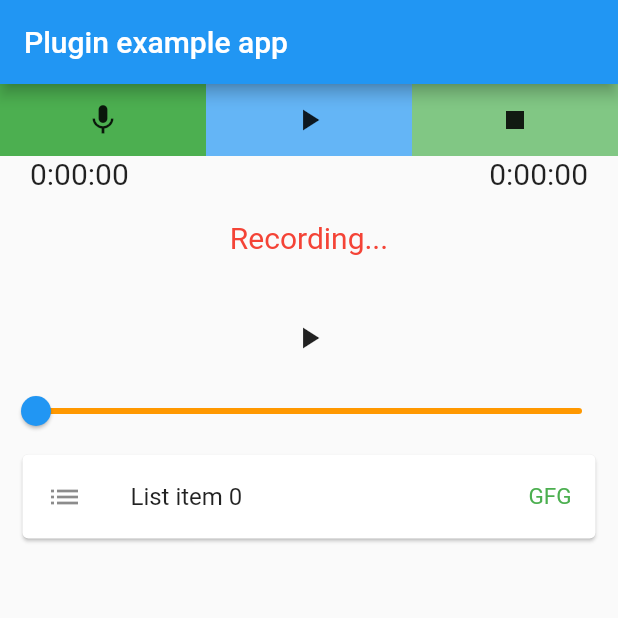
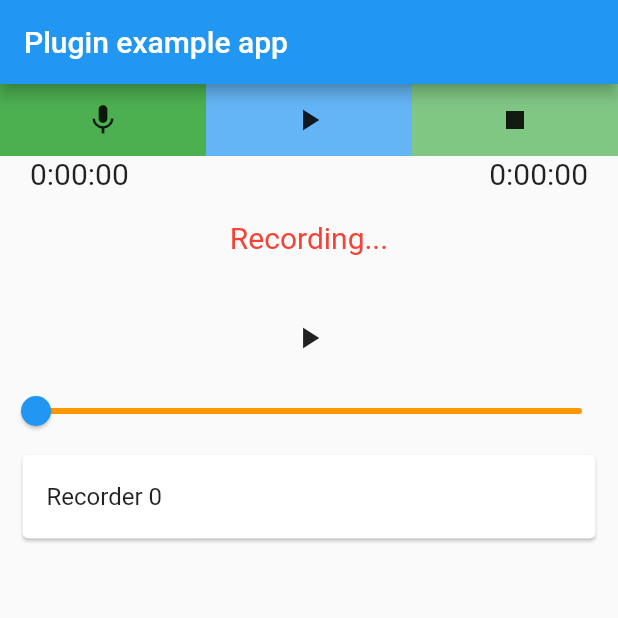
Before and after one commit to ManiVelArasu/audio, a Flutter app: the screen it shows after launch, after a tap on the "mic" icon, on a phone screen of 412 x 824 dp, the top half of it. Run offline on Flutter 3.47's test engine with Material 2 defaults, Android fonts, the phone set to English and light mode, and no system bars; our stand-ins replace audioplayers, permission_handler, shared_preferences; missing offline and left inert: record_mp3.

Commit message:
newcommited changes//06-05-2022

```diff
--- a/lib/Screen/audio.dart
+++ b/lib/Screen/audio.dart
@@ -91,13 +91,13 @@ class _HomepageState extends State<Homepage> {
                     child: Center(child: Icon(Icons.mic)),
                   ),
                   onTap: () async {
-                    if (played == false) {
+                    if (played==false&&isplaying!=true) {
                       setState(() {
                         played = true;
                         x = Colors.green;
                       });
                       startRecord();
-                    } else if (played == true) {
+                    } else if (played==true) {
                       stopRecord();
                       setState(() {
                         played = false;
@@ -229,7 +229,7 @@ class _HomepageState extends State<Homepage> {
 
   Widget list() {
     return Container(
-      height: 400,
+      height: 430,
       child: ListView.builder(
           itemCount: audioplayerss.length,
           itemBuilder: (BuildContext context, int index) {
@@ -245,19 +245,14 @@ class _HomepageState extends State<Homepage> {
                   margin:
                       const EdgeInsets.symmetric(horizontal: 15, vertical: 5),
                     child: ListTile(
-                      leading: const Icon(Icons.list),
-                      trailing: const Text(
-                        "GFG",
-                        style: TextStyle(color: Colors.green, fontSize: 15),
-                      ),
                       title: InkWell(
-                        child: Text("List item $index"),
+                        child: Text("Recorder ${index}"),
                       ),
                       onTap: () {
                         print("12345678098765432${index}");
                         print("12345678098765432${isplaying}");
                         print("12345678098765432bbbbbbb${ispaused}");
-                       if(isplaying==false&&ispaused==false && index!=player){
+                       if(isplaying==false&&ispaused==false && index!=player && played!=true){
                          setState(() {
                            print("123432423");
                            print("123432423");
@@ -265,6 +260,13 @@ class _HomepageState extends State<Homepage> {
                          });
                          play();
                        }
+                        else if(played==true){
+                          setState(() {
+                            print("123432423");
+                            print("123432423");
+                            player=index;
+                          });
+                        }
                        else {
                          setState(() {
                            print("aaaaaaaaaaa");
@@ -272,10 +274,10 @@ class _HomepageState extends State<Homepage> {
                            player=index;
                            isplaying==true;
                            ispaused==false;
+                           play();
                          });
-                         play();
+
                        }
-
                       },
                     ),
                   ),
@@ -372,7 +374,7 @@ class _HomepageState extends State<Homepage> {
     setState(() {
     });
     setState(() {
-      if (played == true && paused == false) {
+      if (isplaying == true && ispaused == false) {
         play();
       }
     });
```
